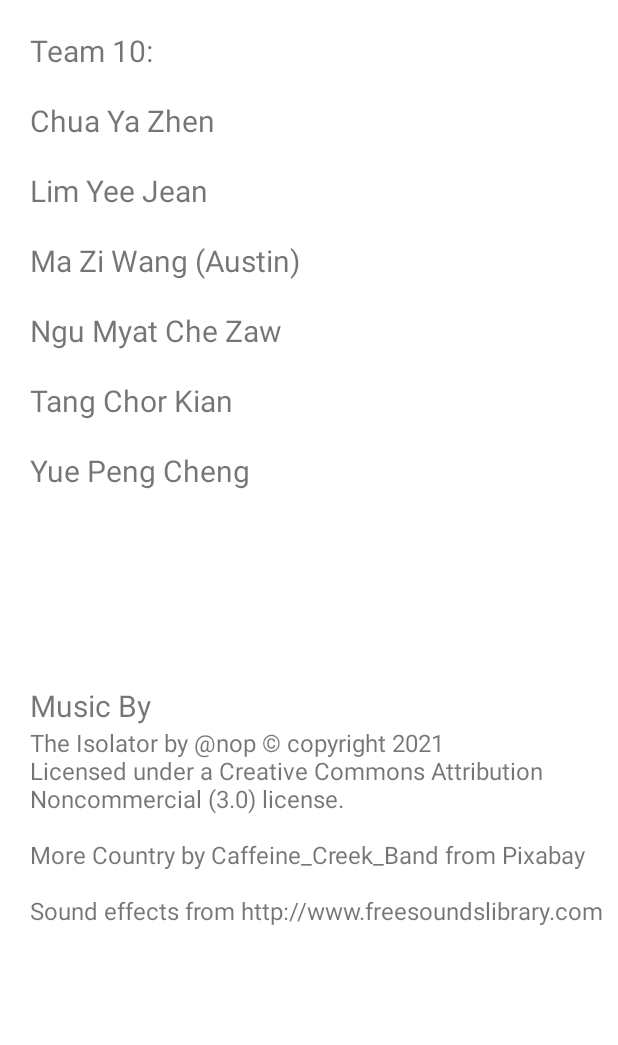
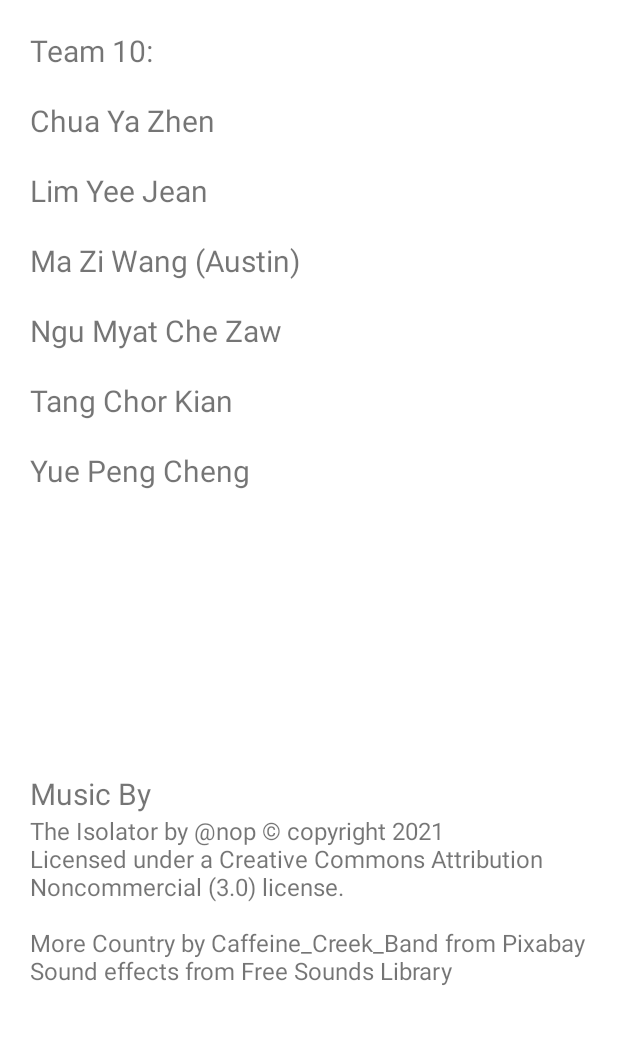
Before and after one commit to AustinMaZW/Memory_Game, an Android app: the viewCreditsActivity screen opened directly, with no data from a screen before it, on a phone screen of 412 x 824 dp, the part 189-1234 px from its top. Run offline under Robolectric (Android 15) with nearby library versions, the phone set to English and light mode, and no system bars.

Commit message:
sound effects update

```diff
--- a/app/src/main/java/com/example/memorygame/PlayActivity.java
+++ b/app/src/main/java/com/example/memorygame/PlayActivity.java
@@ -239,6 +239,7 @@ public class PlayActivity extends AppCompatActivity {
                 movesView.setText("Congrats!");
                 timerView.stop();
                 bgm.stop();
+                soundPool.play(win,1,1,0,0,1);
                 startActivity(intent);
                 //can add timer stop
             }
@@ -250,6 +251,7 @@ public class PlayActivity extends AppCompatActivity {
         else {
             selectedButton2 = button;
             selectedButton2.flip();
+            soundPool.play(miss,1,1,0,0,1);
             isBusy = true;
             totalClicks++;
             movesView.setText("Moves: " + totalClicks);
@@ -298,6 +300,8 @@ public class PlayActivity extends AppCompatActivity {
                     timerView.stop();
                     isFalse=true;
                     movesView.setText("You Lose!");
+                    bgm.stop();
+                    soundPool.play(lose,1,1,0,0,1);
                     matchesCounter =6;
                 }
             }
--- a/app/src/main/res/layout/activity_view_credits.xml
+++ b/app/src/main/res/layout/activity_view_credits.xml
@@ -60,7 +60,7 @@
         android:layout_marginLeft="20dp"
         android:layout_marginRight="10dp"
         app:layout_constraintBottom_toBottomOf="parent"
-        android:layout_marginBottom="80dp"/>
+        android:layout_marginBottom="40dp"/>
 
 
 </androidx.constraintlayout.widget.ConstraintLayout>
--- a/app/src/main/res/values/strings.xml
+++ b/app/src/main/res/values/strings.xml
@@ -30,7 +30,7 @@
     <string name="music">Music By</string>
     <string name="credits_body_music">The Isolator by @nop © copyright 2021 Licensed under a Creative Commons Attribution Noncommercial (3.0) license.
         \n\nMore Country by Caffeine_Creek_Band from Pixabay
-        \n\nSound effects from http://www.freesoundslibrary.com
+        \nSound effects from Free Sounds Library
     </string>
     <string name="leaderboard">Leaderboard</string>
 </resources>
```
